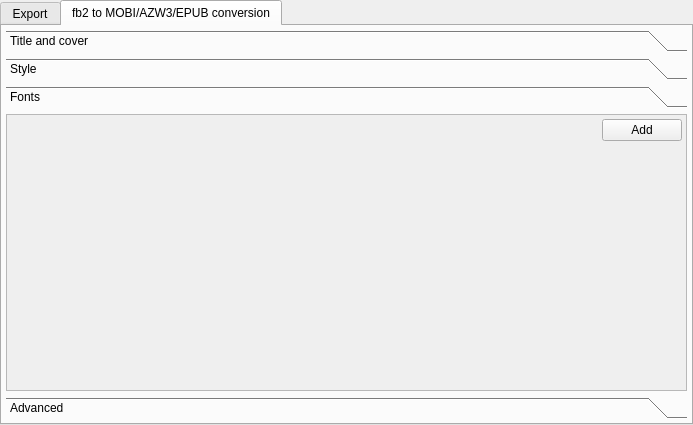
First picture: the form in src/exportframe.ui, repository petrovvlad/freeLib, before the edit.
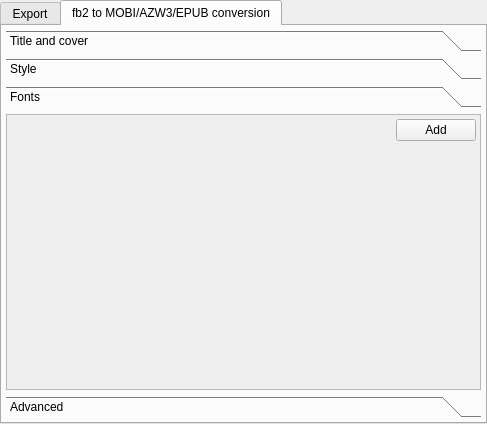
Second picture: the form after the edit. The open tabs and pages were chosen to show the change. Icons and pictures are not drawn.

Diff of the .ui file:
```diff
--- a/src/exportframe.ui
+++ b/src/exportframe.ui
@@ -6,8 +6,8 @@
    <rect>
     <x>0</x>
     <y>0</y>
-    <width>693</width>
-    <height>425</height>
+    <width>487</width>
+    <height>424</height>
    </rect>
   </property>
   <property name="windowTitle">
@@ -37,6 +37,12 @@
    </property>
    <item>
     <widget class="QTabWidget" name="tabWidget">
+     <property name="sizePolicy">
+      <sizepolicy hsizetype="MinimumExpanding" vsizetype="Expanding">
+       <horstretch>0</horstretch>
+       <verstretch>0</verstretch>
+      </sizepolicy>
+     </property>
      <property name="currentIndex">
       <number>0</number>
      </property>
@@ -1020,8 +1026,8 @@
            <rect>
             <x>0</x>
             <y>0</y>
-            <width>681</width>
-            <height>257</height>
+            <width>98</width>
+            <height>40</height>
            </rect>
           </property>
           <attribute name="label">
```
Left out of the diff: 33 changed lines with no effect on the pictures.
